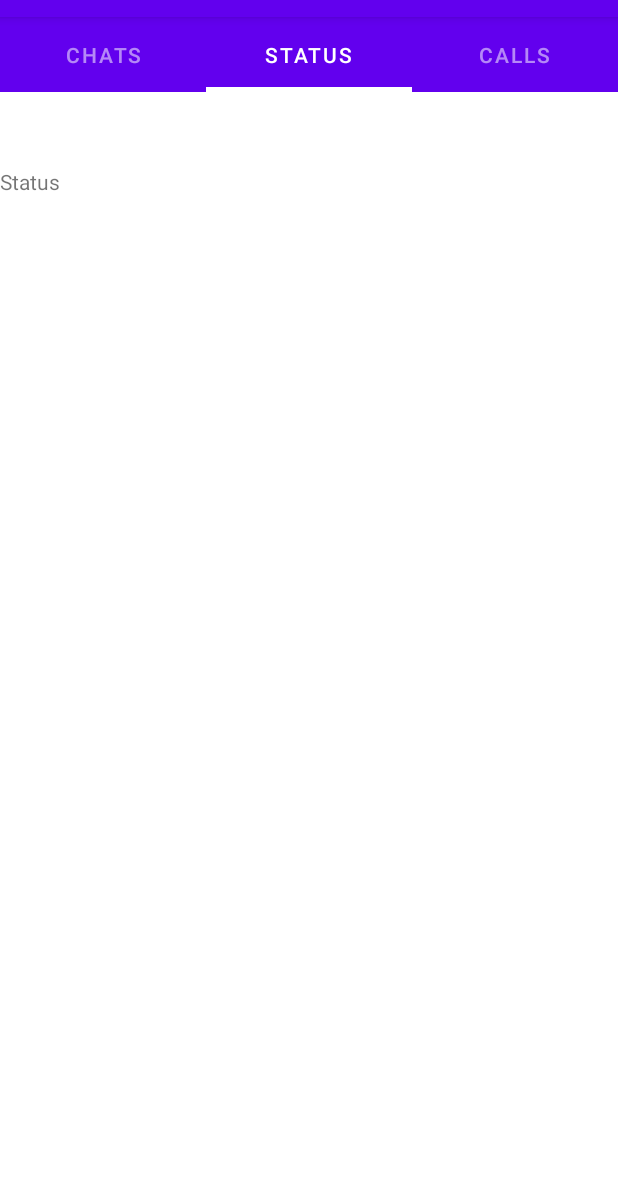
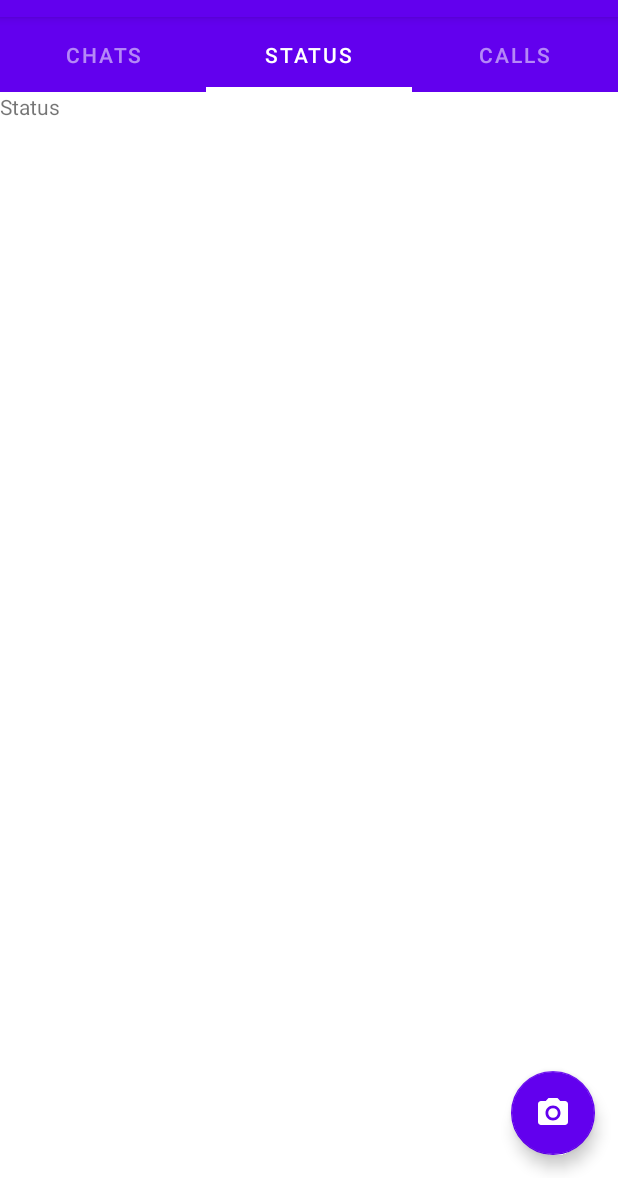
Before and after one commit to maheshpd/WhatsApp-Clone, an Android app: the screen it shows after launch (MainActivity), tab 2 chosen, on a phone screen of 412 x 824 dp, the part 58-1236 px from its top. Run offline under Robolectric (Android 15) with nearby library versions, the phone set to English and light mode, and no system bars; our stand-ins replace data binding.

Commit message:
Floating Action Button Done

```diff
--- a/app/src/main/java/com/createsapp/whatsappclone/MainActivity.java
+++ b/app/src/main/java/com/createsapp/whatsappclone/MainActivity.java
@@ -10,6 +10,7 @@ import androidx.fragment.app.FragmentPagerAdapter;
 import androidx.viewpager.widget.ViewPager;
 
 import android.os.Bundle;
+import android.os.Handler;
 import android.view.Menu;
 import android.view.MenuItem;
 import android.widget.Toast;
@@ -34,6 +35,23 @@ public class MainActivity extends AppCompatActivity {
         setUpWithViewPager(binding.viewPager);
         binding.tabLayout.setupWithViewPager(binding.viewPager);
         setSupportActionBar(binding.toolbar);
+
+        binding.viewPager.addOnPageChangeListener(new ViewPager.OnPageChangeListener() {
+            @Override
+            public void onPageScrolled(int position, float positionOffset, int positionOffsetPixels) {
+
+            }
+
+            @Override
+            public void onPageSelected(int position) {
+                changeFabIcon(position);
+            }
+
+            @Override
+            public void onPageScrollStateChanged(int state) {
+
+            }
+        });
     }
 
     private void setUpWithViewPager(ViewPager viewPager) {
@@ -88,10 +106,34 @@ public class MainActivity extends AppCompatActivity {
         int id = item.getItemId();
 
         switch (id) {
-            case R.id.menu_search: Toast.makeText(MainActivity.this, "Action Search", Toast.LENGTH_SHORT).show();
-            case R.id.menu_more: Toast.makeText(MainActivity.this, "Action More", Toast.LENGTH_SHORT).show();
+            case R.id.menu_search:
+                Toast.makeText(MainActivity.this, "Action Search", Toast.LENGTH_SHORT).show();
+            case R.id.menu_more:
+                Toast.makeText(MainActivity.this, "Action More", Toast.LENGTH_SHORT).show();
         }
 
         return super.onOptionsItemSelected(item);
     }
+
+    private void changeFabIcon(final int index) {
+        binding.fabAction.hide();
+
+        new Handler().postDelayed(new Runnable() {
+            @Override
+            public void run() {
+                switch (index) {
+                    case 0:
+                        binding.fabAction.setImageDrawable(getDrawable(R.drawable.ic_chat));
+                        break;
+                    case 1:
+                        binding.fabAction.setImageDrawable(getDrawable(R.drawable.ic_camera));
+                        break;
+                    case 2:
+                        binding.fabAction.setImageDrawable(getDrawable(R.drawable.ic_call));
+                        break;
+                }
+                binding.fabAction.show();
+            }
+        }, 400);
+    }
 }
--- /dev/null
+++ b/app/src/main/res/drawable/ic_call.xml
@@ -0,0 +1,5 @@
+<vector android:height="24dp" android:tint="#FFFFFF"
+    android:viewportHeight="24" android:viewportWidth="24"
+    android:width="24dp" xmlns:android="http://schemas.android.com/apk/res/android">
+    <path android:fillColor="@android:color/white" android:pathData="M20.01,15.38c-1.23,0 -2.42,-0.2 -3.53,-0.56 -0.35,-0.12 -0.74,-0.03 -1.01,0.24l-1.57,1.97c-2.83,-1.35 -5.48,-3.9 -6.89,-6.83l1.95,-1.66c0.27,-0.28 0.35,-0.67 0.24,-1.02 -0.37,-1.11 -0.56,-2.3 -0.56,-3.53 0,-0.54 -0.45,-0.99 -0.99,-0.99H4.19C3.65,3 3,3.24 3,3.99 3,13.28 10.73,21 20.01,21c0.71,0 0.99,-0.63 0.99,-1.18v-3.45c0,-0.54 -0.45,-0.99 -0.99,-0.99z"/>
+</vector>
--- /dev/null
+++ b/app/src/main/res/drawable/ic_camera.xml
@@ -0,0 +1,6 @@
+<vector android:height="24dp" android:tint="#FFFFFF"
+    android:viewportHeight="24" android:viewportWidth="24"
+    android:width="24dp" xmlns:android="http://schemas.android.com/apk/res/android">
+    <path android:fillColor="@android:color/white" android:pathData="M12,12m-3.2,0a3.2,3.2 0,1 1,6.4 0a3.2,3.2 0,1 1,-6.4 0"/>
+    <path android:fillColor="@android:color/white" android:pathData="M9,2L7.17,4L4,4c-1.1,0 -2,0.9 -2,2v12c0,1.1 0.9,2 2,2h16c1.1,0 2,-0.9 2,-2L22,6c0,-1.1 -0.9,-2 -2,-2h-3.17L15,2L9,2zM12,17c-2.76,0 -5,-2.24 -5,-5s2.24,-5 5,-5 5,2.24 5,5 -2.24,5 -5,5z"/>
+</vector>
--- /dev/null
+++ b/app/src/main/res/drawable/ic_chat.xml
@@ -0,0 +1,5 @@
+<vector android:height="24dp" android:tint="#FFFFFF"
+    android:viewportHeight="24" android:viewportWidth="24"
+    android:width="24dp" xmlns:android="http://schemas.android.com/apk/res/android">
+    <path android:fillColor="@android:color/white" android:pathData="M20,2L4,2c-1.1,0 -1.99,0.9 -1.99,2L2,22l4,-4h14c1.1,0 2,-0.9 2,-2L22,4c0,-1.1 -0.9,-2 -2,-2zM6,9h12v2L6,11L6,9zM14,14L6,14v-2h8v2zM18,8L6,8L6,6h12v2z"/>
+</vector>
--- a/app/src/main/res/layout/activity_main.xml
+++ b/app/src/main/res/layout/activity_main.xml
@@ -7,7 +7,7 @@
 
     </data>
 
-    <LinearLayout
+    <RelativeLayout
         android:layout_width="match_parent"
         android:layout_height="match_parent"
         android:orientation="vertical"
@@ -31,6 +31,7 @@
             android:id="@+id/tab_layout"
             android:layout_width="match_parent"
             android:layout_height="50dp"
+            android:layout_below="@+id/appBar"
             android:background="@color/purple_500"
             app:tabGravity="fill"
             app:tabIndicatorColor="@color/white"
@@ -43,11 +44,23 @@
 
         <androidx.viewpager.widget.ViewPager
             android:id="@+id/view_pager"
+            android:layout_below="@+id/appBar"
             android:layout_width="match_parent"
             android:layout_height="match_parent"
             android:layout_marginTop="50dp"
             android:visibility="visible"
             app:layout_behavior="@string/appbar_scrolling_view_behavior" />
 
-    </LinearLayout>
+        <com.google.android.material.floatingactionbutton.FloatingActionButton
+            android:id="@+id/fab_action"
+            android:src="@android:drawable/stat_notify_chat"
+            android:layout_width="wrap_content"
+            app:tint="@color/white"
+            app:backgroundTint="@color/purple_500"
+            android:layout_height="wrap_content"
+            android:layout_alignParentEnd="true"
+            android:layout_alignParentBottom="true"
+            android:layout_margin="15dp" />
+
+    </RelativeLayout>
 </layout>
```
